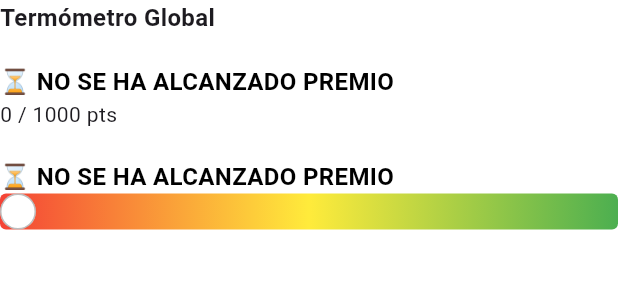
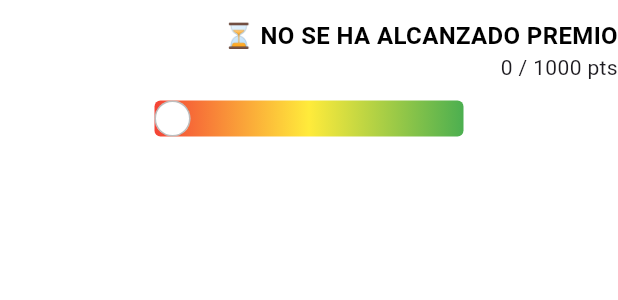
Before and after one commit to RaulCan0/proyectrcb-cambio-logica, a Flutter app: the TermometroGlobal widget shown alone on an empty page, opened directly with empty values, on a phone screen of 412 x 824 dp. Shown: the top 300 px of the screen. Run offline on Flutter 3.47's test engine with Material 3 defaults, Android fonts, the phone set to English and light mode, and no system bars; our stand-ins replace file_picker, fl_chart, fluentui_system_icons, flutter_local_notifications, flutter_riverpod, get_it and 8 more; missing offline and left inert: excel, file_selector; accounts and stored records are empty.

Commit message:
refactor: Mejorar la presentación y lógica en las pantallas de perfil y termómetro

```diff
--- a/lib/evaluacion/screens/perfil_screen.dart
+++ b/lib/evaluacion/screens/perfil_screen.dart
@@ -49,12 +49,9 @@ class _PerfilScreenState extends ConsumerState<PerfilScreen> {
       if (data != null) {
         _nombreController.text = data['nombre'] ?? '';
         _emailController.text = data['email'] ?? '';
-        _telefonoController.text = data['telefono'] ?? '';
-        // Guardar solo el path relativo
-        _fotoUrl = data['foto_url'];
       }
     } catch (e) {
-      _showError('Error al cargar perfil: \$e');
+      _showError('Error al cargar perfil: $e');
     } finally {
       setState(() => _loading = false);
     }
--- a/lib/evaluacion/services/pdf.dart
+++ b/lib/evaluacion/services/pdf.dart
@@ -149,8 +149,8 @@ class ReportePdfService {
         children: [
           pw.Expanded(flex: 1, child: pw.Text(nivel, style: style, textAlign: pw.TextAlign.center)),
           pw.Expanded(flex: 1, child: pw.Text(promedio, style: style, textAlign: pw.TextAlign.center)),
-          pw.Expanded(flex: 8, child: pw.Text(interp, style: style)),
-          pw.Expanded(flex: 8, child: pw.Text(benchmark, style: style)),
+          pw.Expanded(flex: 6, child: pw.Text(interp, style: style)),
+          pw.Expanded(flex: 6, child: pw.Text(benchmark, style: style)),
           pw.Expanded(flex: 1, child: plano(sistemas)),
           pw.Expanded(flex: 1, child: plano(hallazgos)),
         ],
--- a/lib/evaluacion/widgets/termometro.dart
+++ b/lib/evaluacion/widgets/termometro.dart
@@ -10,14 +10,12 @@ class TermometroGlobal extends ConsumerWidget {
   @override
   Widget build(BuildContext context, WidgetRef ref) {
     final fill = (valorObtenido / valorMaximo).clamp(0.0, 1.0);
-    final barWidth = MediaQuery.of(context).size.width - 32;
+    final barWidth = MediaQuery.of(context).size.width * 0.5; // 50% del ancho de pantalla
     final indicatorX = barWidth * fill;
 
     return Column(
-      crossAxisAlignment: CrossAxisAlignment.start,
+      crossAxisAlignment: CrossAxisAlignment.stretch,
       children: [
-        const Text('Termómetro Global', style: TextStyle(fontWeight: FontWeight.bold, fontSize: 16)),
-        const SizedBox(height: 8),
         const SizedBox(height: 12),
         Builder(builder: (_) {
           String mensaje;
@@ -30,35 +28,24 @@ class TermometroGlobal extends ConsumerWidget {
           } else {
             mensaje = "⏳ NO SE HA ALCANZADO PREMIO";
           }
-          return Text(
+          return Align(
+            alignment: Alignment.centerRight,
+            child: Text(
               mensaje,
               style: const TextStyle(fontWeight: FontWeight.bold, fontSize: 16, color: Colors.black),
-            textAlign: TextAlign.center,
+              textAlign: TextAlign.right,
+            ),
           );
         }),
 
-        Text('${valorObtenido.toStringAsFixed(0)} / ${valorMaximo.toStringAsFixed(0)} pts'),
-        const SizedBox(height: 8),
+        Align(
+          alignment: Alignment.centerRight,
+          child: Text('${valorObtenido.toStringAsFixed(0)} / ${valorMaximo.toStringAsFixed(0)} pts', textAlign: TextAlign.right),
+        ),
         const SizedBox(height: 12),
-        Builder(builder: (_) {
-          String mensaje;
-          if (valorObtenido >= 775) {
-            mensaje = "🏆 SHINGO PRIZE ALCANZADO";
-          } else if (valorObtenido >= 758) {
-            mensaje = "🥈 PREMIO PLATA";
-          } else if (valorObtenido >= 757) {
-            mensaje = "🥉 PREMIO BRONCE";
-          } else {
-            mensaje = "⏳ NO SE HA ALCANZADO PREMIO";
-          }
-          return Text(
-            mensaje,
-            style: const TextStyle(fontWeight: FontWeight.bold, fontSize: 16, color: Colors.black),
-            textAlign: TextAlign.center,
-          );
-        }),
-
-        Container(
+        Center(
+          child: Container(
+            width: barWidth,
             height: 24,
             decoration: BoxDecoration(
               gradient: const LinearGradient(colors: [Colors.red, Colors.yellow, Colors.green]),
@@ -101,6 +88,7 @@ class TermometroGlobal extends ConsumerWidget {
               ],
             ),
           ),
+        ),
       ],
     );
   }
```
Also changed, not shown: lib/evaluacion/widgets/tabla_puntuacion_global.dart (+110 -53 lines). Lines whose indentation alone changed are shown as unchanged.
